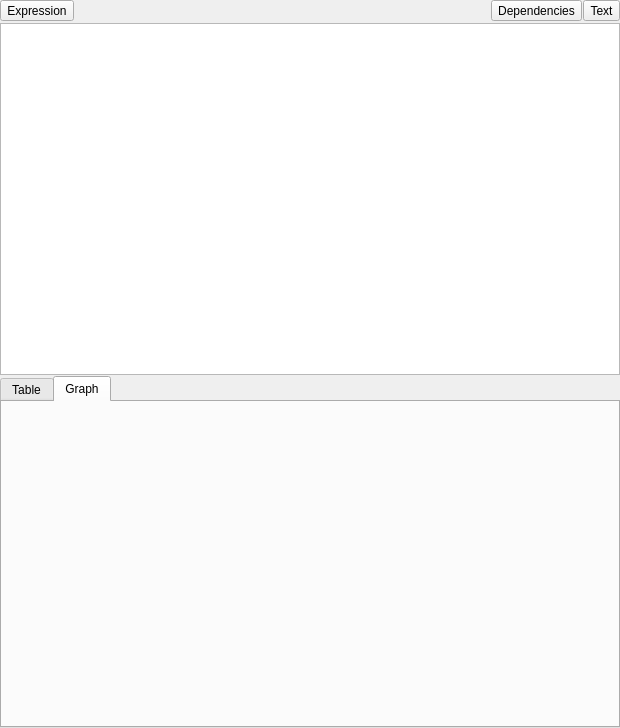
ecmwf/ecflow, file Viewer/ecflowUI/src/TriggerItemWidget.ui: the form before one commit.
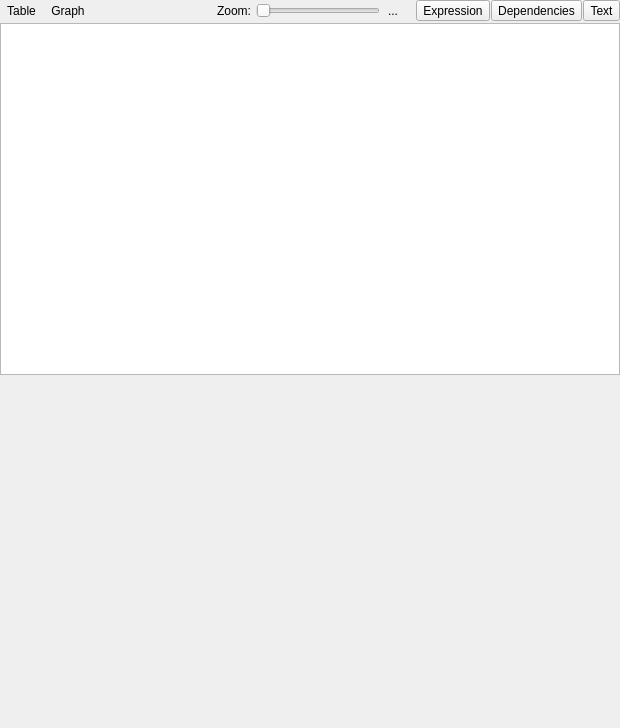
The form after the commit. Icons and pictures are not drawn. Custom widgets are drawn as their Qt base class.

Commit message: ecFlowUI: implement trigger graph view ECFLOW-1613

The edit to the form file:
```diff
--- a/Viewer/ecflowUI/src/TriggerItemWidget.ui
+++ b/Viewer/ecflowUI/src/TriggerItemWidget.ui
@@ -31,6 +31,108 @@
    </property>
    <item>
     <layout class="QHBoxLayout" name="horizontalLayout">
+     <item>
+      <widget class="QToolButton" name="tableTb_">
+       <property name="text">
+        <string>Table</string>
+       </property>
+       <property name="checkable">
+        <bool>true</bool>
+       </property>
+       <property name="autoRaise">
+        <bool>true</bool>
+       </property>
+      </widget>
+     </item>
+     <item>
+      <widget class="QToolButton" name="graphTb_">
+       <property name="text">
+        <string>Graph</string>
+       </property>
+       <property name="checkable">
+        <bool>true</bool>
+       </property>
+       <property name="autoRaise">
+        <bool>true</bool>
+       </property>
+      </widget>
+     </item>
+     <item>
+      <spacer name="horizontalSpacer">
+       <property name="orientation">
+        <enum>Qt::Horizontal</enum>
+       </property>
+       <property name="sizeHint" stdset="0">
+        <size>
+         <width>40</width>
+         <height>20</height>
+        </size>
+       </property>
+      </spacer>
+     </item>
+     <item>
+      <widget class="QLabel" name="zoomLabel_">
+       <property name="text">
+        <string>Zoom:</string>
+       </property>
+      </widget>
+     </item>
+     <item>
+      <spacer name="horizontalSpacer_2">
+       <property name="orientation">
+        <enum>Qt::Horizontal</enum>
+       </property>
+       <property name="sizeType">
+        <enum>QSizePolicy::Fixed</enum>
+       </property>
+       <property name="sizeHint" stdset="0">
+        <size>
+         <width>4</width>
+         <height>20</height>
+        </size>
+       </property>
+      </spacer>
+     </item>
+     <item>
+      <widget class="QSlider" name="zoomSlider_">
+       <property name="orientation">
+        <enum>Qt::Horizontal</enum>
+       </property>
+      </widget>
+     </item>
+     <item>
+      <widget class="QToolButton" name="infoTb_">
+       <property name="text">
+        <string>...</string>
+       </property>
+       <property name="icon">
+        <iconset resource="viewer.qrc">
+         <normaloff>:/viewer/grey_info.svg</normaloff>:/viewer/grey_info.svg</iconset>
+       </property>
+       <property name="popupMode">
+        <enum>QToolButton::InstantPopup</enum>
+       </property>
+       <property name="autoRaise">
+        <bool>true</bool>
+       </property>
+      </widget>
+     </item>
+     <item>
+      <spacer name="horizontalSpacer_3">
+       <property name="orientation">
+        <enum>Qt::Horizontal</enum>
+       </property>
+       <property name="sizeType">
+        <enum>QSizePolicy::Fixed</enum>
+       </property>
+       <property name="sizeHint" stdset="0">
+        <size>
+         <width>10</width>
+         <height>20</height>
+        </size>
+       </property>
+      </spacer>
+     </item>
      <item>
       <widget class="QToolButton" name="exprTb_">
        <property name="toolTip">
@@ -47,19 +149,6 @@
        </property>
       </widget>
      </item>
-     <item>
-      <spacer name="horizontalSpacer">
-       <property name="orientation">
-        <enum>Qt::Horizontal</enum>
-       </property>
-       <property name="sizeHint" stdset="0">
-        <size>
-         <width>40</width>
-         <height>20</height>
-        </size>
-       </property>
-      </spacer>
-     </item>
      <item>
       <widget class="QToolButton" name="dependTb_">
        <property name="toolTip">
@@ -102,20 +191,9 @@
     <widget class="QPlainTextEdit" name="exprTe_"/>
    </item>
    <item>
-    <widget class="QTabWidget" name="tab_">
-     <property name="currentIndex">
-      <number>1</number>
-     </property>
-     <widget class="TriggerTableWidget" name="triggerTable_">
-      <attribute name="title">
-       <string>Table</string>
-      </attribute>
-     </widget>
-     <widget class="TriggerGraphWidget" name="triggerGraph_">
-      <attribute name="title">
-       <string>Graph</string>
-      </attribute>
-     </widget>
+    <widget class="QStackedWidget" name="modeStacked_">
+     <widget class="TriggerTableWidget" name="triggerTable_"/>
+     <widget class="TriggerGraphWidget" name="triggerGraph_"/>
     </widget>
    </item>
   </layout>
```
The commit also changes 9 other files.
